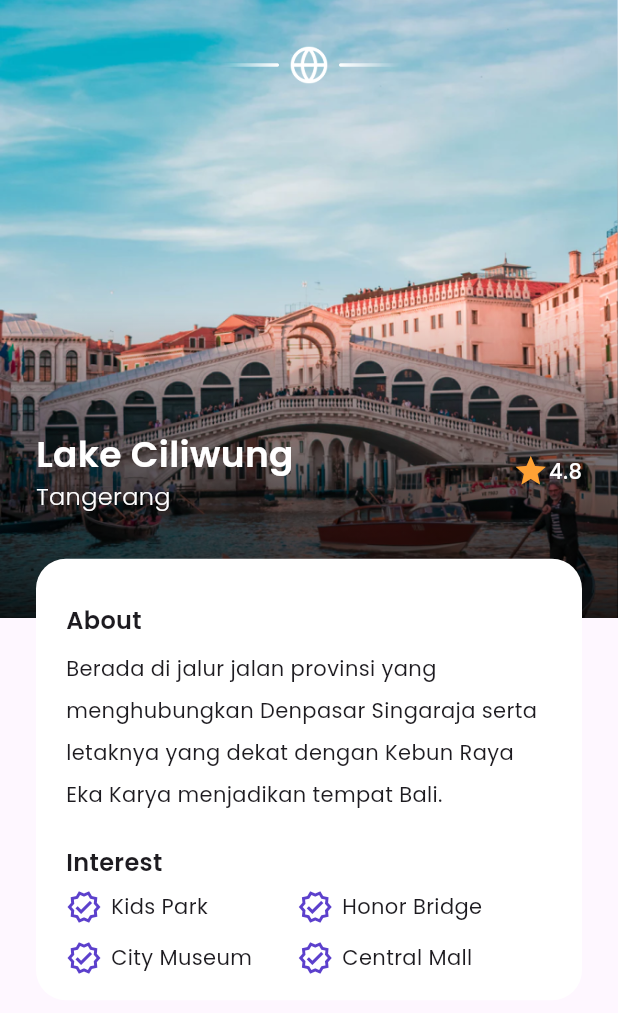
After one commit to notsatria/airplane-app, a Flutter app: the DetailView screen opened by its route, on a phone screen of 412 x 824 dp. The commit adds this screen. Shown: the top 1013 px of the screen. Run offline on Flutter 3.47's test engine with Material 2 defaults, Android fonts, the phone set to English and light mode, and no system bars.

Commit message:
Added detail view: Haven't done yet

```diff
--- /dev/null
+++ b/lib/app/modules/detail/detail_view.dart
@@ -0,0 +1,233 @@
+import 'package:flutter/material.dart';
+
+import '../../themes/colors.dart';
+import '../../themes/fonts.dart';
+import '../../themes/sizing.dart';
+
+class DetailView extends StatelessWidget {
+  static const route = '/detail-view';
+  const DetailView({super.key});
+
+  @override
+  Widget build(BuildContext context) {
+    final maxWidth = MediaQuery.of(context).size.width;
+    final maxHeight = MediaQuery.of(context).size.height;
+    return Scaffold(
+      body: SafeArea(
+        child: Column(
+          children: [
+            Stack(
+              children: [
+                _buildBackgroundImage(maxHeight, maxWidth),
+                _buildGradient(maxHeight, maxWidth),
+                Padding(
+                  padding: const EdgeInsets.symmetric(horizontal: marginLarge),
+                  child: Align(
+                    alignment: Alignment.topCenter,
+                    child: Column(
+                      children: [
+                        const SizedBox(
+                          height: 30,
+                        ),
+                        Image.asset(
+                          'assets/icons/emblem.png',
+                          width: 120,
+                        ),
+                        SizedBox(
+                          height: maxHeight / 3.6,
+                        ),
+                        _buildPlaceTitle(),
+                        const SizedBox(
+                          height: 30,
+                        ),
+                        _buildAboutCard(maxHeight, maxWidth),
+                      ],
+                    ),
+                  ),
+                ),
+              ],
+            ),
+          ],
+        ),
+      ),
+    );
+  }
+
+  Widget _buildBackgroundImage(double maxHeight, double maxWidth) {
+    return Container(
+      height: maxHeight / 2,
+      width: maxWidth,
+      decoration: const BoxDecoration(
+        gradient: LinearGradient(
+            begin: Alignment.bottomCenter,
+            end: Alignment.topCenter,
+            colors: [
+              Colors.black,
+              Colors.transparent,
+            ]),
+        image: DecorationImage(
+          image: AssetImage('assets/images/ciliwung.png'),
+          fit: BoxFit.cover,
+        ),
+      ),
+    );
+  }
+
+  Widget _buildGradient(double maxHeight, double maxWidth) {
+    return Container(
+      height: maxHeight / 2,
+      width: maxWidth,
+      decoration: const BoxDecoration(
+        gradient: LinearGradient(
+            begin: Alignment.bottomCenter,
+            end: Alignment.center,
+            colors: [
+              Colors.black87,
+              Colors.transparent,
+            ]),
+      ),
+    );
+  }
+
+  Widget _buildPlaceTitle() {
+    return Row(
+      mainAxisAlignment: MainAxisAlignment.spaceBetween,
+      children: [
+        Column(
+          crossAxisAlignment: CrossAxisAlignment.start,
+          children: [
+            Text(
+              'Lake Ciliwung',
+              style: poppinsSemiBold.copyWith(fontSize: 24, color: whiteColor),
+            ),
+            Text(
+              'Tangerang',
+              style: poppinsLight.copyWith(fontSize: 16, color: whiteColor),
+            ),
+          ],
+        ),
+        Row(
+          children: [
+            const Icon(
+              Icons.star,
+              color: Color(0xffFFA235),
+            ),
+            Text(
+              '4.8',
+              style: poppinsMedium.copyWith(fontSize: 14, color: whiteColor),
+            ),
+          ],
+        )
+      ],
+    );
+  }
+
+  Widget _buildAboutCard(double maxHeight, double maxWidth) {
+    return Container(
+      padding: const EdgeInsets.symmetric(horizontal: 20, vertical: 30),
+      width: maxWidth,
+      height: maxHeight / 2.8,
+      decoration: BoxDecoration(
+        color: whiteColor,
+        borderRadius: BorderRadius.circular(20),
+      ),
+      child: Column(
+        crossAxisAlignment: CrossAxisAlignment.start,
+        children: [
+          Text(
+            'About',
+            style: poppinsSemiBold.copyWith(fontSize: 16),
+          ),
+          const SizedBox(
+            height: 6,
+          ),
+          Text(
+            'Berada di jalur jalan provinsi yang menghubungkan Denpasar Singaraja serta letaknya yang dekat dengan Kebun Raya Eka Karya menjadikan tempat Bali.',
+            style: poppinsRegular.copyWith(height: 2),
+          ),
+          const SizedBox(
+            height: 20,
+          ),
+          Text(
+            'Interest',
+            style: poppinsSemiBold.copyWith(fontSize: 16),
+          ),
+          const SizedBox(
+            height: 6,
+          ),
+          const Row(
+            children: [
+              Column(
+                crossAxisAlignment: CrossAxisAlignment.start,
+                children: [
+                  Row(
+                    children: [
+                      Icon(
+                        Icons.verified_outlined,
+                        color: primaryColor,
+                      ),
+                      SizedBox(
+                        width: 6,
+                      ),
+                      Text('Kids Park'),
+                    ],
+                  ),
+                  SizedBox(
+                    height: 10,
+                  ),
+                  Row(
+                    children: [
+                      Icon(
+                        Icons.verified_outlined,
+                        color: primaryColor,
+                      ),
+                      SizedBox(
+                        width: 6,
+                      ),
+                      Text('City Museum'),
+                    ],
+                  ),
+                ],
+              ),
+              SizedBox(
+                width: 30,
+              ),
+              Column(
+                crossAxisAlignment: CrossAxisAlignment.start,
+                children: [
+                  Row(
+                    children: [
+                      Icon(
+                        Icons.verified_outlined,
+                        color: primaryColor,
+                      ),
+                      SizedBox(
+                        width: 6,
+                      ),
+                      Text('Honor Bridge'),
+                    ],
+                  ),
+                  SizedBox(
+                    height: 10,
+                  ),
+                  Row(
+                    children: [
+                      Icon(
+                        Icons.verified_outlined,
+                        color: primaryColor,
+                      ),
+                      SizedBox(
+                        width: 6,
+                      ),
+                      Text('Central Mall'),
+                    ],
+                  ),
+                ],
+              ),
+            ],
+          ),
+        ],
+      ),
+    );
+  }
+}
--- a/lib/app/widgets/custom_place_item_card.dart
+++ b/lib/app/widgets/custom_place_item_card.dart
@@ -1,6 +1,7 @@
 import 'package:flutter/material.dart';
 
 import '../data/models/place.dart';
+import '../modules/detail/detail_view.dart';
 import '../themes/colors.dart';
 import '../themes/fonts.dart';
 import '../themes/sizing.dart';
@@ -19,6 +20,11 @@ class CustomPlaceItemCard extends StatelessWidget {
     final maxHeight = MediaQuery.of(context).size.height;
     return Padding(
       padding: const EdgeInsets.only(right: marginLarge),
+      child: GestureDetector(
+        onTap: () {
+          debugPrint('Place ${place.title} is tapped');
+          Navigator.pushNamed(context, DetailView.route);
+        },
         child: Stack(
           children: [
             Column(
@@ -82,6 +88,7 @@ class CustomPlaceItemCard extends StatelessWidget {
             ),
           ],
         ),
+      ),
     );
   }
 }
--- a/lib/app/widgets/custom_place_item_tile.dart
+++ b/lib/app/widgets/custom_place_item_tile.dart
@@ -14,6 +14,9 @@ class CustomPlaceItemTile extends StatelessWidget {
     return Container(
       margin: const EdgeInsets.only(bottom: 16),
       child: ListTile(
+        onTap: () {
+          debugPrint('Place ${place.title} is tapped');
+        },
         leading: Container(
           width: 70,
           height: 70,
--- a/lib/main.dart
+++ b/lib/main.dart
@@ -1,3 +1,4 @@
+import 'app/modules/detail/detail_view.dart';
 import 'package:flutter/material.dart';
 import 'package:flutter/services.dart';
 
@@ -29,6 +30,7 @@ class MainApp extends StatelessWidget {
         SignUpView.route: (context) => const SignUpView(),
         BonusSaldoView.route: (context) => const BonusSaldoView(),
         HomeView.route:(context) =>   const HomeView(),
+        DetailView.route:(context) => const DetailView(),
       },
       theme: ThemeData(
         useMaterial3: true,
```
Also changed, not shown: assets/icons/emblem.png (added), assets/images/avatar.png. Lines whose indentation alone changed are shown as unchanged.
